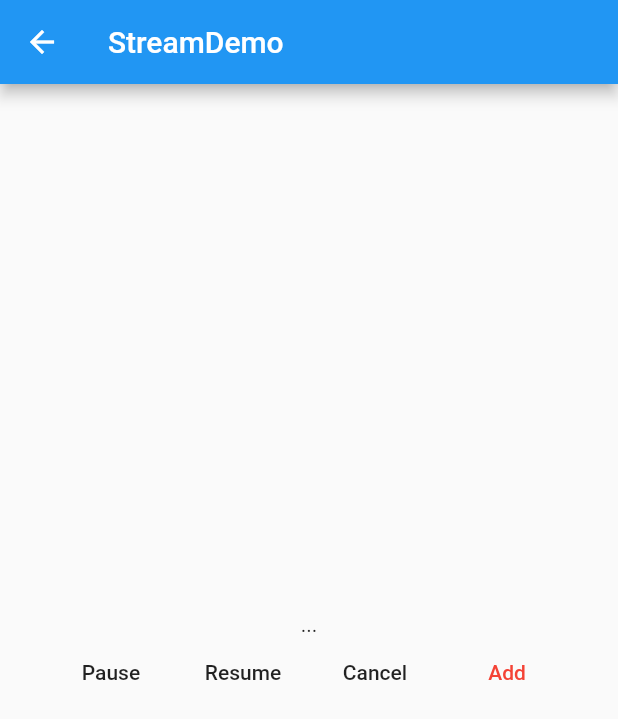
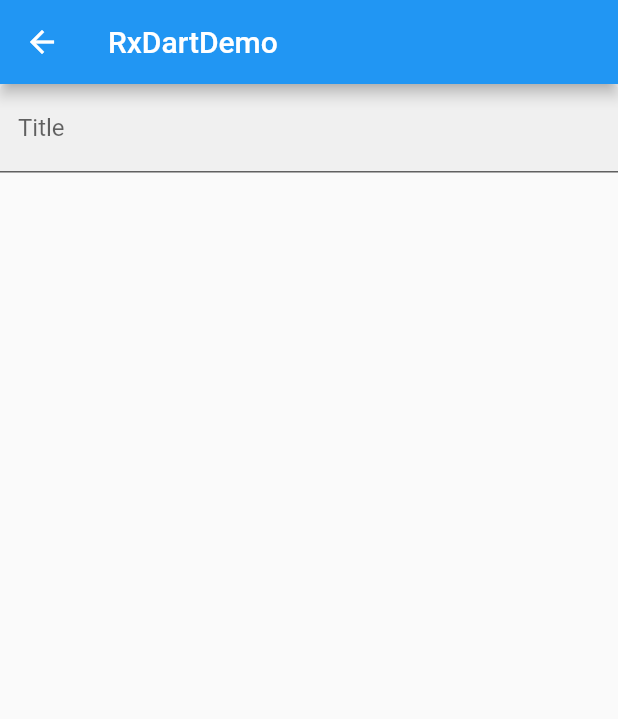
Before and after one commit to flyingfishsq/ProjectRepository, a Flutter app: the screen it shows after launch, on a phone screen of 412 x 824 dp. Shown: the top 719 px of the screen. Run offline on Flutter 3.47's test engine with Material 2 defaults, Android fonts, the phone set to English and light mode, and no system bars; our stand-ins replace rxdart; statements that could not run were skipped.

Commit message:
RxDart的学习

```diff
--- /dev/null
+++ b/F_Demo_1/lib/demo/rxdart/rxdart_demo.dart
@@ -0,0 +1,131 @@
+import 'package:flutter/material.dart';
+import 'package:rxdart/rxdart.dart';
+import 'dart:async';
+
+class RxDartDemo extends StatelessWidget {
+  const RxDartDemo({Key key}) : super(key: key);
+
+  @override
+  Widget build(BuildContext context) {
+    return Scaffold(
+      appBar: AppBar(
+        title: Text('RxDartDemo'),
+      ),
+      body: RxDartDemoHome(),
+    );
+  }
+}
+
+class RxDartDemoHome extends StatefulWidget {
+  RxDartDemoHome({Key key}) : super(key: key);
+
+  @override
+  _RxDartDemoHomeState createState() => _RxDartDemoHomeState();
+}
+
+class _RxDartDemoHomeState extends State<RxDartDemoHome> {
+  PublishSubject<String> _textFieldSubject;
+
+  @override
+  void initState() {
+    super.initState();
+
+    // Observable<String> _observable =
+    //     //Observable(Stream.fromIterable([
+    //     //   'h',
+    //     //   'e',
+    //     //   'l',
+    //     //   'l',
+    //     //   'o',
+    //     //   '~',
+    //     //   '\n',
+    //     //   ' ',
+    //     //   'Hello',
+    //     //   '您好',
+    //     // ]));
+
+    //     // = Observable.fromFuture(Future.value(
+    //     //   'Future 您好',
+    //     // ));
+
+    //     // Observable.fromIterable(['Hello', 'nin hao']);
+
+    //     //     Observable.just(
+    //     //   'Hello',
+    //     // );
+
+    //     Observable.periodic(Duration(seconds: 3), (x) => x.toString());
+    // _observable.listen(print);
+
+    //Subject的学习，实际是Observable的子类
+    //分析下这里的执行结果，每次执行add，在已经订阅的观察者中，会接收通知，执行数据改变后的结果打印
+    // PublishSubject<String> _subject = PublishSubject<String>();
+    // _subject.add('你好');
+    // _subject.listen((data) => print('Listen 1: $data'));
+    // _subject.listen((data) => print('Listen 2: ${data.toUpperCase()}'));
+    // _subject.add('这是一个Subject');
+    // _subject.listen((data) => print('Listen 3: ${data.toLowerCase()}'));
+    // _subject.add('你好');
+    // _subject.close();
+
+    //BehaviorSubject的学习
+    //分析下这里的执行结果，add与listen的相对顺序不影响结果
+    // BehaviorSubject<String> _subject = BehaviorSubject<String>();
+    // _subject.add('你好,nihao');
+    // _subject.listen((data) => print('Listen 1: $data'));
+    // _subject.listen((data) => print('Listen 2: ${data.toUpperCase()}'));
+    // _subject.add('这是一个Subject');
+    // _subject.listen((data) => print('Listen 3: ${data.toLowerCase()}'));
+    // _subject.add('你好');
+    // _subject.close();
+
+    //ReplaySubject的学习
+    // ReplaySubject<String> _subject = ReplaySubject<String>();
+    // _subject.add('你好,nihao');
+    // _subject.listen((data) => print('Listen 1: $data'));
+    // _subject.listen((data) => print('Listen 2: ${data.toUpperCase()}'));
+    // _subject.add('这是一个Subject');
+    // _subject.listen((data) => print('Listen 3: ${data.toLowerCase()}'));
+    // _subject.add('你好');
+    // _subject.close();
+
+    _textFieldSubject = PublishSubject<String>();
+    _textFieldSubject
+        .map(
+          (item) => 'item: $item',
+        )
+        //where就相当是一个判定条件，这里表示长度大于16的字符串才会被传递
+        .where(
+          (event) => event.length > 16,
+        )
+        //输入间隔大于500的字符串才会响应
+        .debounce(
+          Duration(milliseconds: 500),
+        )
+        .listen(
+          (data) => print(data),
+        );
+  }
+
+  @override
+  void dispose() {
+    _textFieldSubject.close();
+    super.dispose();
+  }
+
+  @override
+  Widget build(BuildContext context) {
+    return Theme(
+      data: Theme.of(context).copyWith(primaryColor: Colors.black),
+      child: TextField(
+        onChanged: (value) {
+          _textFieldSubject.add('input: $value');
+        },
+        onSubmitted: (value) {
+          _textFieldSubject.add('submitted: $value');
+        },
+        decoration: InputDecoration(labelText: 'Title', filled: true),
+      ),
+    );
+  }
+}
--- a/F_Demo_1/lib/main.dart
+++ b/F_Demo_1/lib/main.dart
@@ -5,6 +5,7 @@ import 'package:F_Demo_1/demo/layout_demo.dart';
 import 'package:F_Demo_1/demo/listview_demo.dart';
 import 'package:F_Demo_1/demo/basic_demo.dart';
 import 'package:F_Demo_1/demo/material_components.dart';
+import 'package:F_Demo_1/demo/rxdart/rxdart_demo.dart';
 import 'package:F_Demo_1/demo/sliver_demo.dart';
 import 'package:F_Demo_1/demo/state/state_management_demo.dart';
 import 'package:F_Demo_1/demo/stream/stream_demo.dart';
@@ -53,7 +54,8 @@ class App extends StatelessWidget {
       // initialRoute: '/form',
       // initialRoute: '/mdc',
       // initialRoute: '/state-management',
-      initialRoute: '/stream',
+      // initialRoute: '/stream',
+      initialRoute: '/rxdart',
       routes: {
         //斜线表示路由的根（初始路由），当前的根表示home中显示的那个界面
         //如果不用这个home，可以屏蔽home，然后设置initialRoute
@@ -64,6 +66,7 @@ class App extends StatelessWidget {
         '/mdc': (context) => MaterialComponents(),
         '/state-management': (context) => StateManagementDemo(),
         '/stream': (context) => StreamDemo(),
+        '/rxdart': (context) => RxDartDemo(),
       },
       //界面跳转的学习-路由
 
--- a/F_Demo_1/pubspec.yaml
+++ b/F_Demo_1/pubspec.yaml
@@ -25,6 +25,7 @@ dependencies:
     sdk: flutter
   intl: 0.15.7
   scoped_model: ^0.3.0
+  rxdart: ^0.18.1
 
 
   # The following adds the Cupertino Icons font to your application.
```
Also changed, not shown: F_Demo_1/pubspec.lock.
